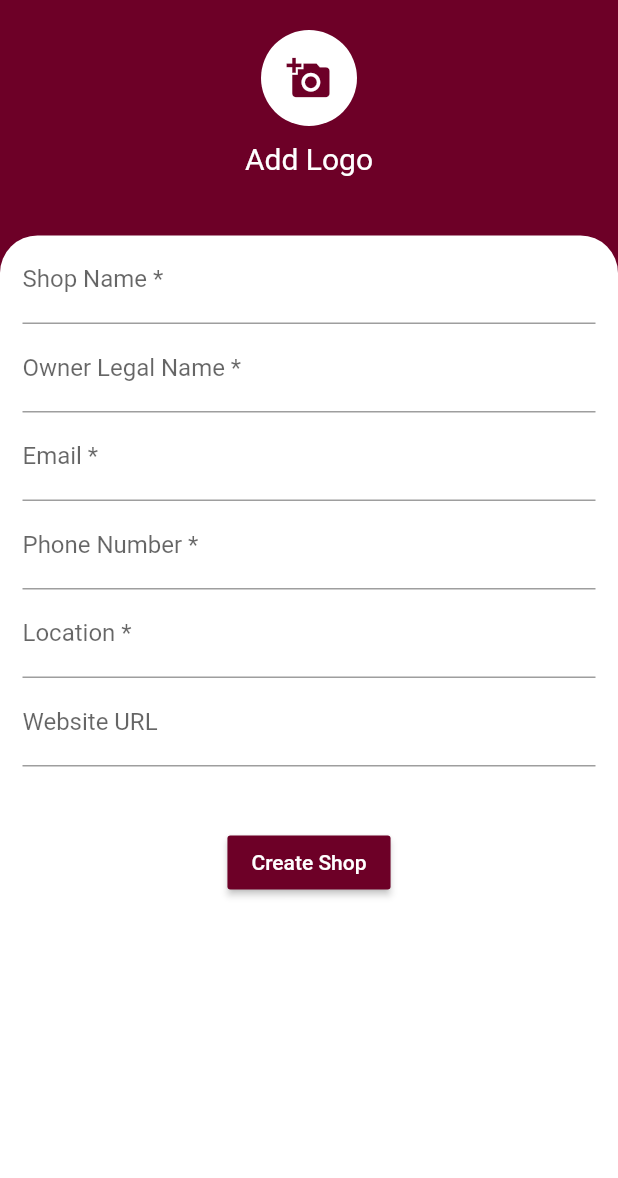
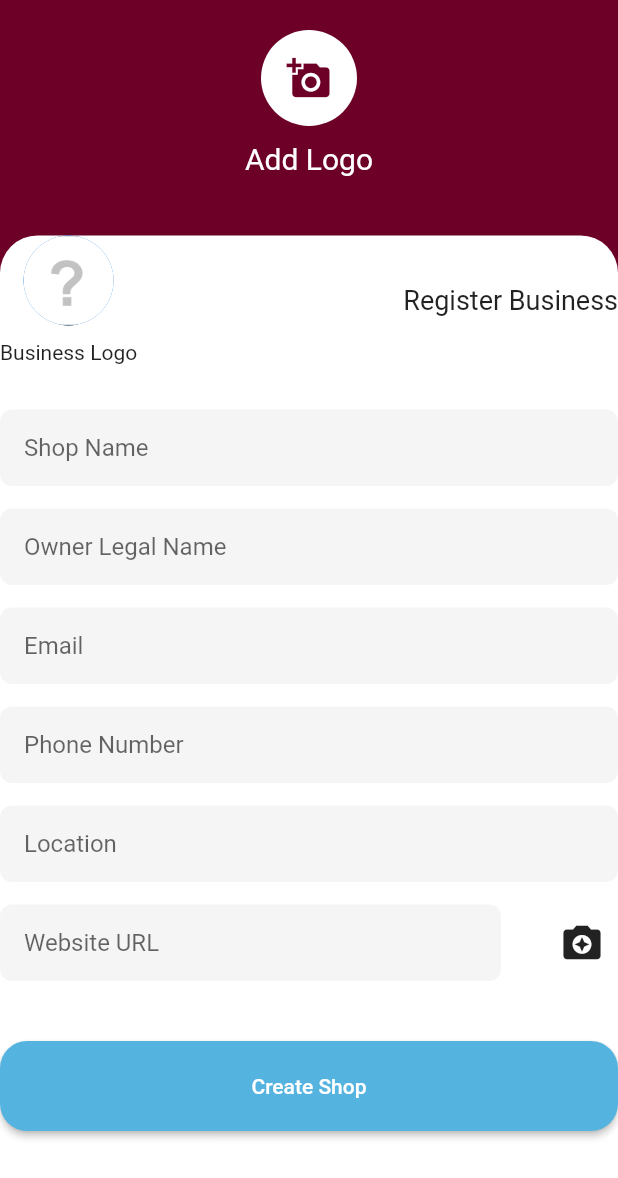
Before and after one commit to TechX-Inc/gh_styles, a Flutter app: the FormWrapper screen opened directly, after a tap on the "add a photo" icon, on a phone screen of 412 x 824 dp. Shown: the top 1178 px of the screen. Run offline on Flutter 3.47's test engine with Material 2 defaults, Android fonts, the phone set to English and light mode, and no system bars; our stand-ins replace badges, carousel_pro, cloud_firestore, email_validator, expandable, file_picker and 15 more; missing offline and left inert: grouped_buttons; accounts and stored records are empty; generated files the repository leaves out were written again; network calls fail.

Commit message:
changed add shop ui

```diff
--- a/lib/providers/shop_management_provider.dart
+++ b/lib/providers/shop_management_provider.dart
@@ -6,6 +6,7 @@ import 'package:flutter/services.dart';
 import 'package:gh_styles/services/shops_services.dart';
 import 'package:image_picker/image_picker.dart';
 import 'package:path_provider/path_provider.dart';
+import 'package:toast/toast.dart';
 
 class AddShopProvider with ChangeNotifier {
   final GlobalKey<FormState> _formKey = GlobalKey<FormState>();
@@ -79,17 +80,25 @@ class AddShopProvider with ChangeNotifier {
     notifyListeners();
   }
 
-  Future pickImage() async {
-    final pickedFile = await picker.getImage(source: ImageSource.gallery);
-    _shopAvatar = File(pickedFile.path);
-    notifyListeners();
+  Future pickImage({BuildContext context}) async {
+    try {
+      final pickedFile = await picker.getImage(source: ImageSource.gallery);
+      _shopAvatar = File(pickedFile.path);
+      notifyListeners();
+    } on PlatformException catch (e) {
+      print(e);
+      switch (e.code) {
+        case "photo_access_denied":
+          Toast.show("Permission denied", context,
+              duration: 2, gravity: Toast.BOTTOM);
+      }
+    }
   }
 
   // ignore: missing_return
   Future<File> getImageFileFromAssets() async {
-    final byteData = await rootBundle.load('assets/images/logo_default.jpg');
-    final file =
-        File('${(await getTemporaryDirectory()).path}/logo_default.jpg');
+    final byteData = await rootBundle.load('assets/images/dummy_logo.jpg');
+    final file = File('${(await getTemporaryDirectory()).path}/dummy_logo.jpg');
     await file.writeAsBytes(byteData.buffer
         .asUint8List(byteData.offsetInBytes, byteData.lengthInBytes));
     if (await file.exists()) {
--- a/lib/screens/main_screen_wrapper.dart
+++ b/lib/screens/main_screen_wrapper.dart
@@ -39,7 +39,7 @@ class _MainScreenWrapperState extends State<MainScreenWrapper> {
             builder: (context, snapshot) {
               if (!snapshot.hasData) {
                 return Center(
-                  child: Image.asset('assets/images/gh_style.png'),
+                  child: Text("Loading..."),
                 );
               }
               return bottomNavPages.elementAt(_selectedIndex);
--- a/lib/services/route_service.dart
+++ b/lib/services/route_service.dart
@@ -16,10 +16,10 @@ class RouteGenerator {
     final args = settings.arguments;
 
     switch (settings.name) {
-      // case '/':
-      //   return MaterialPageRoute(builder: (_) => SplashScreen());
+      case '/':
+        return MaterialPageRoute(builder: (_) => SplashScreen());
 
-      case '/':
+      case '/wrapper':
         return MaterialPageRoute(builder: (_) => Wrapper());
 
       case '/main_screen_wrapper':
--- a/lib/widgets/add_shop_form.dart
+++ b/lib/widgets/add_shop_form.dart
@@ -14,57 +14,154 @@ class ShopForms extends StatefulWidget {
 }
 
 class _ShopFormsWidgetState extends State<ShopForms> {
-  AddShopProvider _addShopFormHandler;
+  AddShopProvider _addShopFormProvider;
+  User user;
 
   @override
   void initState() {
     super.initState();
-    _addShopFormHandler = Provider.of<AddShopProvider>(context, listen: false);
+    _addShopFormProvider = Provider.of<AddShopProvider>(context, listen: false);
+    user = Provider.of<User>(context, listen: false);
+    _addShopFormProvider.userID = user?.uid;
   }
 
   @override
   Widget build(BuildContext context) {
-    final user = Provider.of<User>(context);
-    String uid = user?.uid;
-    _addShopFormHandler.userID = uid;
+    if (widget.shopsModel != null) {
+      WidgetsBinding.instance.addPostFrameCallback((_) =>
+          _addShopFormProvider.setLogoUrl = widget.shopsModel.shopLogoPath);
+    }
 
     return Form(
-      key: _addShopFormHandler.formKey,
-      autovalidate: _addShopFormHandler.autovalidate,
-      child: Column(
-        children: <Widget>[
+      key: _addShopFormProvider.formKey,
+      autovalidate: _addShopFormProvider.autovalidate,
+      child: Column(children: <Widget>[
+        Row(
+          mainAxisAlignment: MainAxisAlignment.spaceBetween,
+          children: [
+            Consumer<AddShopProvider>(builder: (context, data, _) {
+              if (data.logoUrl != null && data.image == null) {
+                return Column(
+                  children: [
+                    CircleAvatar(
+                        radius: 30,
+                        backgroundImage:
+                            NetworkImage(widget.shopsModel.shopLogoPath)),
+                    SizedBox(height: 5),
+                    FlatButton(
+                        onPressed: () => data.removeLogo(
+                            widget.shopsModel.shopLogoPath,
+                            widget.shopsModel.shopRef),
+                        child: Text(
+                          "Remove",
+                          style: TextStyle(color: Colors.redAccent),
+                        ))
+                  ],
+                );
+              } else {
+                return data.image != null
+                    ? Column(
+                        children: [
                           Container(
-            child: Padding(
-              padding: const EdgeInsets.only(left: 15, right: 15, bottom: 20),
-              child: Column(
-                children: <Widget>[
-                  _shopNameField(),
-                  _ownerLegalNameField(),
-                  _shopEmailField(),
-                  _shopPhoneField(),
-                  _shopLocationField(),
-                  _websiteUrlField(),
-                  SizedBox(height: 40),
-                  _buildSubmitButton(),
+                            child: CircleAvatar(
+                                radius: 30,
+                                backgroundImage: FileImage(data.image)),
+                          ),
+                          SizedBox(height: 5),
+                          FlatButton(
+                              onPressed: () => data.removePhoto = null,
+                              child: Text(
+                                "Remove",
+                                style: TextStyle(color: Colors.redAccent),
+                              ))
+                        ],
+                      )
+                    : Column(
+                        children: [
+                          Container(
+                            child: CircleAvatar(
+                              radius: 30,
+                              backgroundImage:
+                                  AssetImage("assets/images/dummy_logo.png"),
+                            ),
+                          ),
+                          SizedBox(height: 10),
+                          Text("Business Logo")
+                        ],
+                      );
+              }
+            }),
+            Text(
+              widget.shopsModel == null ? "Register Business" : "Edit Business",
+              style: TextStyle(
+                fontSize: 18,
+              ),
+            )
           ],
         ),
+        SizedBox(
+          height: 30,
         ),
+        _shopNameField(),
+        SizedBox(
+          height: 15,
         ),
+        _ownerLegalNameField(),
+        SizedBox(
+          height: 15,
+        ),
+        _shopEmailField(),
+        SizedBox(
+          height: 15,
+        ),
+        _shopPhoneField(),
+        SizedBox(
+          height: 15,
+        ),
+        _shopLocationField(),
+        SizedBox(
+          height: 15,
+        ),
+        Row(
+          children: [
+            Expanded(child: _websiteUrlField()),
+            SizedBox(
+              width: 30,
+            ),
+            IconButton(
+                onPressed: () =>
+                    _addShopFormProvider.pickImage(context: context),
+                icon: Icon(
+                  Icons.camera_enhance,
+                  size: 30,
+                ))
           ],
         ),
+        SizedBox(height: 40),
+        _buildSubmitButton()
+      ]),
     );
   }
 
   Widget _shopNameField() {
     return TextFormField(
       decoration: InputDecoration(
-        labelText: "Shop Name *",
-        focusedBorder: UnderlineInputBorder(
-          borderSide: BorderSide(color: Color.fromRGBO(109, 0, 39, 1)),
+        hintText: 'Shop Name ',
+        // labelText: "Shop Name *",
+        hintStyle: TextStyle(fontSize: 16),
+        border: OutlineInputBorder(
+          borderRadius: BorderRadius.circular(8),
+          borderSide: BorderSide(
+            width: 0,
+            style: BorderStyle.none,
           ),
         ),
+        filled: true,
+        contentPadding: EdgeInsets.all(16),
+        // fillColor: colorSearchBg,
+      ),
       validator: (value) => ValidateShopData.checkRequired(value.trim()),
-      onSaved: (sName) => _addShopFormHandler.shopName = sName,
+      onSaved: (sName) => _addShopFormProvider.shopName = sName,
       initialValue:
           widget.shopsModel != null ? widget.shopsModel.shopName : null,
     );
@@ -73,14 +170,23 @@ class _ShopFormsWidgetState extends State<ShopForms> {
   Widget _ownerLegalNameField() {
     return TextFormField(
       decoration: InputDecoration(
-        labelText: "Owner Legal Name *",
-        focusedBorder: UnderlineInputBorder(
-          borderSide: BorderSide(color: Color.fromRGBO(109, 0, 39, 1)),
+        hintText: 'Owner Legal Name ',
+        // labelText: "Owner Legal Name *",
+        hintStyle: TextStyle(fontSize: 16),
+        border: OutlineInputBorder(
+          borderRadius: BorderRadius.circular(8),
+          borderSide: BorderSide(
+            width: 0,
+            style: BorderStyle.none,
           ),
+        ),
+        filled: true,
+        contentPadding: EdgeInsets.all(16),
+        // fillColor: colorSearchBg,
       ),
       validator: (value) => ValidateShopData.checkRequired(value),
       onSaved: (ownerLegalName) =>
-          _addShopFormHandler.ownerLegalName = ownerLegalName,
+          _addShopFormProvider.ownerLegalName = ownerLegalName,
       initialValue: widget.shopsModel != null
           ? widget.shopsModel.shopOwnerLegalName
           : null,
@@ -90,13 +196,22 @@ class _ShopFormsWidgetState extends State<ShopForms> {
   Widget _shopEmailField() {
     return TextFormField(
       decoration: InputDecoration(
-        labelText: "Email *",
-        focusedBorder: UnderlineInputBorder(
-          borderSide: BorderSide(color: Color.fromRGBO(109, 0, 39, 1)),
+        hintText: 'Email ',
+        // labelText: "Email *",
+        hintStyle: TextStyle(fontSize: 16),
+        border: OutlineInputBorder(
+          borderRadius: BorderRadius.circular(8),
+          borderSide: BorderSide(
+            width: 0,
+            style: BorderStyle.none,
           ),
         ),
+        filled: true,
+        contentPadding: EdgeInsets.all(16),
+        // fillColor: colorSearchBg,
+      ),
       validator: (value) => ValidateShopData.validateEmail(value.trim()),
-      onSaved: (email) => _addShopFormHandler.email = email,
+      onSaved: (email) => _addShopFormProvider.email = email,
       initialValue:
           widget.shopsModel != null ? widget.shopsModel.shopEmail : null,
     );
@@ -104,14 +219,24 @@ class _ShopFormsWidgetState extends State<ShopForms> {
 
   Widget _shopPhoneField() {
     return TextFormField(
+      keyboardType: TextInputType.text,
       decoration: InputDecoration(
-        labelText: "Phone Number *",
-        focusedBorder: UnderlineInputBorder(
-          borderSide: BorderSide(color: Color.fromRGBO(109, 0, 39, 1)),
+        hintText: 'Phone Number ',
+        // labelText: "Phone Number *",
+        hintStyle: TextStyle(fontSize: 16),
+        border: OutlineInputBorder(
+          borderRadius: BorderRadius.circular(8),
+          borderSide: BorderSide(
+            width: 0,
+            style: BorderStyle.none,
           ),
         ),
+        filled: true,
+        contentPadding: EdgeInsets.all(16),
+        // fillColor: colorSearchBg,
+      ),
       validator: (value) => ValidateShopData.validateNumber(value),
-      onSaved: (phone) => _addShopFormHandler.phoneContact = phone,
+      onSaved: (phone) => _addShopFormProvider.phoneContact = phone,
       initialValue:
           widget.shopsModel != null ? widget.shopsModel.shopContact : null,
     );
@@ -120,13 +245,22 @@ class _ShopFormsWidgetState extends State<ShopForms> {
   Widget _shopLocationField() {
     return TextFormField(
       decoration: InputDecoration(
-        labelText: "Location *",
-        focusedBorder: UnderlineInputBorder(
-          borderSide: BorderSide(color: Color.fromRGBO(109, 0, 39, 1)),
+        hintText: 'Location',
+        // labelText: "Location *",
+        hintStyle: TextStyle(fontSize: 16),
+        border: OutlineInputBorder(
+          borderRadius: BorderRadius.circular(8),
+          borderSide: BorderSide(
+            width: 0,
+            style: BorderStyle.none,
           ),
         ),
+        filled: true,
+        contentPadding: EdgeInsets.all(16),
+        // fillColor: colorSearchBg,
+      ),
       validator: (value) => ValidateShopData.checkRequired(value),
-      onSaved: (location) => _addShopFormHandler.location = location,
+      onSaved: (location) => _addShopFormProvider.location = location,
       initialValue:
           widget.shopsModel != null ? widget.shopsModel.shopLocation : null,
     );
@@ -135,13 +269,22 @@ class _ShopFormsWidgetState extends State<ShopForms> {
   Widget _websiteUrlField() {
     return TextFormField(
       decoration: InputDecoration(
-        labelText: "Website URL",
-        focusedBorder: UnderlineInputBorder(
-          borderSide: BorderSide(color: Color.fromRGBO(109, 0, 39, 1)),
+        hintText: 'Website URL ',
+        // labelText: "Website URL *",
+        hintStyle: TextStyle(fontSize: 16),
+        border: OutlineInputBorder(
+          borderRadius: BorderRadius.circular(8),
+          borderSide: BorderSide(
+            width: 0,
+            style: BorderStyle.none,
           ),
         ),
+        filled: true,
+        contentPadding: EdgeInsets.all(16),
+        // fillColor: colorSearchBg,
+      ),
       validator: (value) => ValidateShopData.validateUrl(value.trim()),
-      onSaved: (url) => _addShopFormHandler.websiteURL = url,
+      onSaved: (url) => _addShopFormProvider.websiteURL = url,
       initialValue:
           widget.shopsModel != null ? widget.shopsModel.shopWebsite : null,
     );
@@ -150,22 +293,30 @@ class _ShopFormsWidgetState extends State<ShopForms> {
   Widget _buildSubmitButton() {
     return Consumer<AddShopProvider>(builder: (context, data, _) {
       return !data.loading
-          ? RaisedButton(
-              color: Color.fromRGBO(109, 0, 39, 1),
+          ? SizedBox(
+              width: double.infinity,
+              height: 60,
+              child: RaisedButton(
+                shape: RoundedRectangleBorder(
+                  borderRadius: BorderRadius.circular(18.0),
+                ),
+                // color: Color.fromRGBO(109, 0, 39, 1),
+                color: Color.fromRGBO(85, 179, 223, 1),
                 child: Text(
                   widget.shopsModel != null ? "Save Changes" : 'Create Shop',
                   style: TextStyle(color: Colors.white),
                 ),
                 onPressed: () => widget.shopsModel == null
-                  ? _addShopFormHandler.processAndSave(context)
-                  : _addShopFormHandler.updateShop(
+                    ? _addShopFormProvider.processAndSave(context)
+                    : _addShopFormProvider.updateShop(
                         context,
                         widget.shopsModel.shopRef,
                         widget.shopsModel.shopLogoPath),
+              ),
             )
-          : SpinKitWave(
-              color: Color.fromRGBO(109, 0, 39, 1),
-              size: 20.0,
+          : SpinKitFadingCircle(
+              color: Color.fromRGBO(85, 179, 223, 1),
+              size: 50.0,
             );
     });
   }
```
Also changed, not shown: lib/screens/add_shop.dart (+22 -7 lines), lib/shop_form.dart (added, +187 -0 lines), assets/images/dummy_logo.png (added), pubspec.lock. Lines whose indentation alone changed are shown as unchanged.
